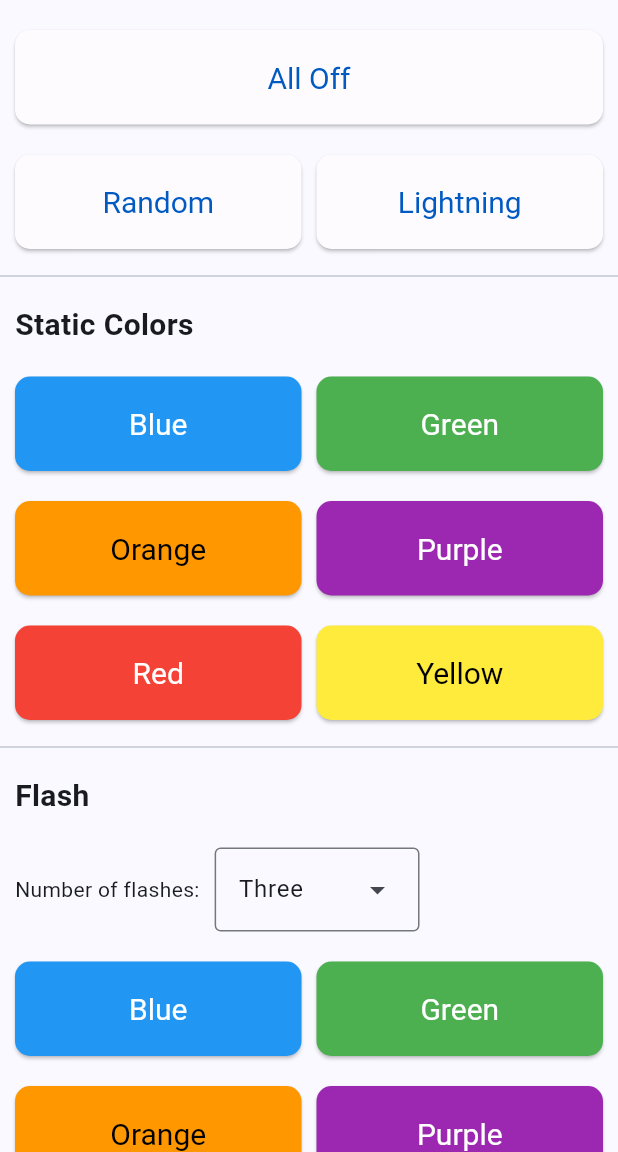
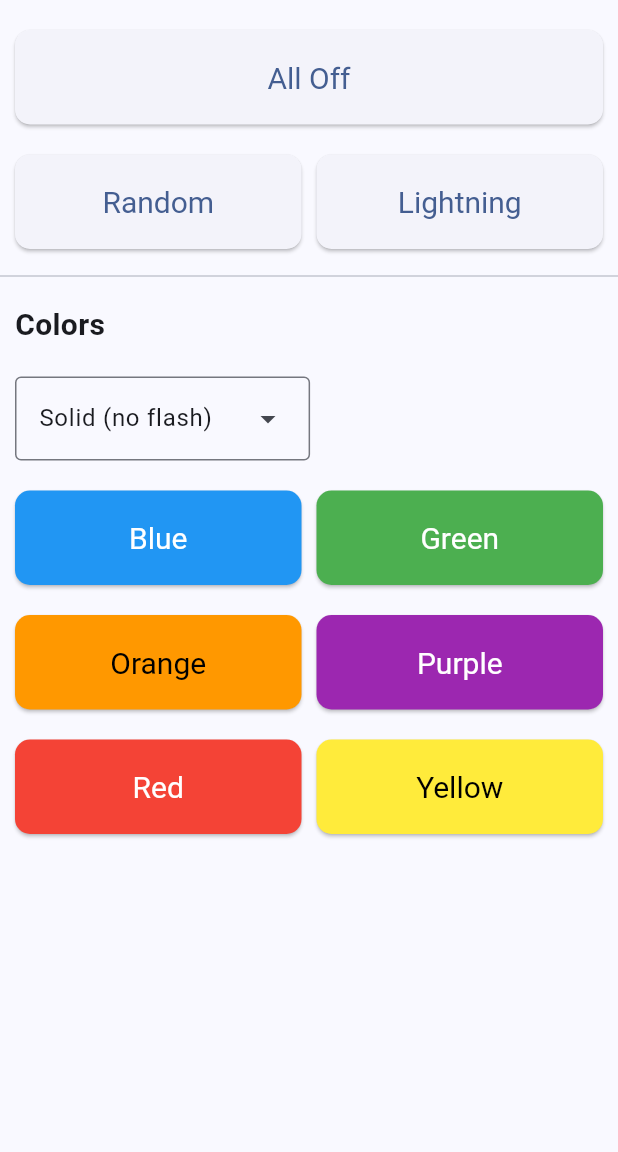
Before and after one commit to fumblystuff/pumpkin-controller-app-flutter, a Flutter app: the screen it shows after launch, on a phone screen of 412 x 824 dp, the part 84-1236 px from its top. Run offline on Flutter 3.47's test engine with Material 2 defaults, Android fonts, the phone set to English and light mode, and no system bars; our stand-ins replace dio, flutter_easyloading, fluttertoast, package_info_plus, shared_preferences.

Commit message:
Update home_page.dart
operational

```diff
--- a/lib/pages/home_page.dart
+++ b/lib/pages/home_page.dart
@@ -10,6 +10,7 @@ import 'settings_page.dart';
 
 //https://api.flutter.dev/flutter/material/DropdownMenu-class.html
 enum FlashCount {
+  solid('Solid (no flash)', 0),
   one('One', 1),
   two('Two', 2),
   three('Three', 3),
@@ -21,12 +22,13 @@ enum FlashCount {
   final int count;
 }
 
+late FlashCount? selectedCount;
+// https://stackoverflow.com/questions/57793479/flutter-futurebuilder-gets-constantly-called
+late Future initFuture;
+
 final Alerts alerts = Alerts(); // Alert functions
 final Config config = Config();
 final dio = Dio();
-
-// https://stackoverflow.com/questions/57793479/flutter-futurebuilder-gets-constantly-called
-late Future initFuture;
 
 class PumpkinControllerHome extends StatefulWidget {
   const PumpkinControllerHome({super.key, required this.title});
@@ -53,6 +55,7 @@ class _PumpkinControllerHomeState extends State<PumpkinControllerHome> {
     log.info('HomePage: Initializing State');
     super.initState();
     initFuture = initializeApp();
+    selectedCount = FlashCount.solid;
   }
 
   @override
@@ -64,12 +67,15 @@ class _PumpkinControllerHomeState extends State<PumpkinControllerHome> {
         DropdownMenuEntry<FlashCount>(value: color, label: color.label),
       );
     }
-    FlashCount? selectedCount;
 
     double boxWidth = 10;
-
     TextStyle headingStyle =
         const TextStyle(fontWeight: FontWeight.bold, fontSize: 20);
+    ButtonStyle btnStyle = ElevatedButton.styleFrom(
+        padding: const EdgeInsets.symmetric(horizontal: 40.0, vertical: 20.0),
+        shape:
+            RoundedRectangleBorder(borderRadius: BorderRadius.circular(10.0)),
+        textStyle: const TextStyle(fontSize: 20));
 
     return FutureBuilder(
         future: initFuture,
@@ -115,8 +121,15 @@ class _PumpkinControllerHomeState extends State<PumpkinControllerHome> {
                       padding: const EdgeInsets.all(10.0),
                       child: Row(
                         children: <Widget>[
-                          _expandedButton(
-                              context: context, btnText: 'All Off', cmd: 'off')
+                          Expanded(
+                            child: ElevatedButton(
+                              onPressed: () {
+                                execCmd(context, 'off');
+                              },
+                              style: btnStyle,
+                              child: const Text('All Off'),
+                            ),
+                          ),
                         ],
                       ),
                     ),
@@ -124,15 +137,25 @@ class _PumpkinControllerHomeState extends State<PumpkinControllerHome> {
                       padding: const EdgeInsets.all(10.0),
                       child: Row(
                         children: <Widget>[
-                          _expandedButton(
-                              context: context,
-                              btnText: 'Random',
-                              cmd: 'random'),
+                          Expanded(
+                            child: ElevatedButton(
+                              onPressed: () {
+                                execCmd(context, 'random');
+                              },
+                              style: btnStyle,
+                              child: const Text('Random'),
+                            ),
+                          ),
                           SizedBox(width: boxWidth),
-                          _expandedButton(
-                              context: context,
-                              btnText: 'Lightning',
-                              cmd: 'lightning'),
+                          Expanded(
+                            child: ElevatedButton(
+                              onPressed: () {
+                                execCmd(context, 'lightning');
+                              },
+                              style: btnStyle,
+                              child: const Text('Lightning'),
+                            ),
+                          ),
                         ],
                       ),
                     ),
@@ -142,78 +165,7 @@ class _PumpkinControllerHomeState extends State<PumpkinControllerHome> {
                       child: Align(
                         alignment: Alignment.centerLeft,
                         child: Text(
-                          'Static Colors',
-                          style: headingStyle,
-                        ),
-                      ),
-                    ),
-                    Padding(
-                      padding: const EdgeInsets.all(10.0),
-                      child: Row(
-                        children: <Widget>[
-                          _expandedButton(
-                              context: context,
-                              btnText: 'Blue',
-                              cmd: 'color:0',
-                              btnColor: Colors.blue,
-                              textColor: Colors.white),
-                          SizedBox(width: boxWidth),
-                          _expandedButton(
-                              context: context,
-                              btnText: 'Green',
-                              cmd: 'color:1',
-                              btnColor: Colors.green,
-                              textColor: Colors.white),
-                        ],
-                      ),
-                    ),
-                    Padding(
-                      padding: const EdgeInsets.all(10.0),
-                      child: Row(
-                        children: <Widget>[
-                          _expandedButton(
-                              context: context,
-                              btnText: 'Orange',
-                              cmd: 'color:2',
-                              btnColor: Colors.orange,
-                              textColor: Colors.black),
-                          SizedBox(width: boxWidth),
-                          _expandedButton(
-                              context: context,
-                              btnText: 'Purple',
-                              cmd: 'color:3',
-                              btnColor: Colors.purple,
-                              textColor: Colors.white),
-                        ],
-                      ),
-                    ),
-                    Padding(
-                      padding: const EdgeInsets.all(10.0),
-                      child: Row(
-                        children: <Widget>[
-                          _expandedButton(
-                              context: context,
-                              btnText: 'Red',
-                              cmd: 'color:4',
-                              btnColor: Colors.red,
-                              textColor: Colors.white),
-                          SizedBox(width: boxWidth),
-                          _expandedButton(
-                              context: context,
-                              btnText: 'Yellow',
-                              cmd: 'color:5',
-                              btnColor: Colors.yellow,
-                              textColor: Colors.black),
-                        ],
-                      ),
-                    ),
-                    const Divider(),
-                    Padding(
-                      padding: const EdgeInsets.all(10.0),
-                      child: Align(
-                        alignment: Alignment.centerLeft,
-                        child: Text(
-                          'Flash',
+                          'Colors',
                           style: headingStyle,
                         ),
                       ),
@@ -222,10 +174,10 @@ class _PumpkinControllerHomeState extends State<PumpkinControllerHome> {
                       padding: const EdgeInsets.all(10.0),
                       child: Row(
                         children: [
-                          const Text('Number of flashes:'),
-                          SizedBox(width: boxWidth),
+                          // const Text('Number of flashes:'),
+                          // SizedBox(width: boxWidth),
                           DropdownMenu<FlashCount>(
-                            initialSelection: FlashCount.three,
+                            initialSelection: FlashCount.solid,
                             controller: flashController,
                             dropdownMenuEntries: countEntries,
                             onSelected: (FlashCount? sel) {
@@ -245,14 +197,16 @@ class _PumpkinControllerHomeState extends State<PumpkinControllerHome> {
                           _expandedButton(
                               context: context,
                               btnText: 'Blue',
-                              cmd: 'flash:0:${selectedCount?.count.toString()}',
+                              colorIdx: 0,
+                              countIdx: selectedCount!.count,
                               btnColor: Colors.blue,
                               textColor: Colors.white),
                           SizedBox(width: boxWidth),
                           _expandedButton(
                               context: context,
                               btnText: 'Green',
-                              cmd: 'flash:1:${selectedCount?.count}',
+                              colorIdx: 1,
+                              countIdx: selectedCount!.count,
                               btnColor: Colors.green,
                               textColor: Colors.white),
                         ],
@@ -265,14 +219,16 @@ class _PumpkinControllerHomeState extends State<PumpkinControllerHome> {
                           _expandedButton(
                               context: context,
                               btnText: 'Orange',
-                              cmd: 'flash:2:${selectedCount?.count}',
+                              colorIdx: 2,
+                              countIdx: selectedCount!.count,
                               btnColor: Colors.orange,
                               textColor: Colors.black),
                           SizedBox(width: boxWidth),
                           _expandedButton(
                               context: context,
                               btnText: 'Purple',
-                              cmd: 'flash:3:${selectedCount?.count}',
+                              colorIdx: 3,
+                              countIdx: selectedCount!.count,
                               btnColor: Colors.purple,
                               textColor: Colors.white),
                         ],
@@ -285,14 +241,16 @@ class _PumpkinControllerHomeState extends State<PumpkinControllerHome> {
                           _expandedButton(
                               context: context,
                               btnText: 'Red',
-                              cmd: 'flash:4:${selectedCount?.count}',
+                              colorIdx: 4,
+                              countIdx: selectedCount!.count,
                               btnColor: Colors.red,
                               textColor: Colors.white),
                           SizedBox(width: boxWidth),
                           _expandedButton(
                               context: context,
                               btnText: 'Yellow',
-                              cmd: 'flash:5:${selectedCount?.count}',
+                              colorIdx: 5,
+                              countIdx: selectedCount!.count,
                               btnColor: Colors.yellow,
                               textColor: Colors.black),
                         ],
@@ -362,23 +320,26 @@ void execCmd(BuildContext context, String cmdSnippet) async {
 Widget _expandedButton(
     {required BuildContext context,
     required String btnText,
-    required String cmd,
+    required int colorIdx,
+    required int countIdx,
     Color btnColor = const Color(0xFFfefbff),
     Color textColor = const Color(0xFF005ac2)}) {
-  // create our custom style object
-  ButtonStyle style = ElevatedButton.styleFrom(
+  // create our custom btnStyle object
+  ButtonStyle btnStyle = ElevatedButton.styleFrom(
       padding: const EdgeInsets.symmetric(horizontal: 40.0, vertical: 20.0),
       shape: RoundedRectangleBorder(borderRadius: BorderRadius.circular(10.0)),
       textStyle: const TextStyle(fontSize: 20),
       backgroundColor: btnColor,
       foregroundColor: textColor);
+
+  String cmd = (countIdx < 1) ? 'color:$colorIdx' : 'flash:$colorIdx:$countIdx';
   return Expanded(
     child: ElevatedButton(
       onPressed: () {
         log.info('Button "$btnText" clicked');
         execCmd(context, cmd);
       },
-      style: style,
+      style: btnStyle,
       child: Text(btnText),
     ),
   );
```
